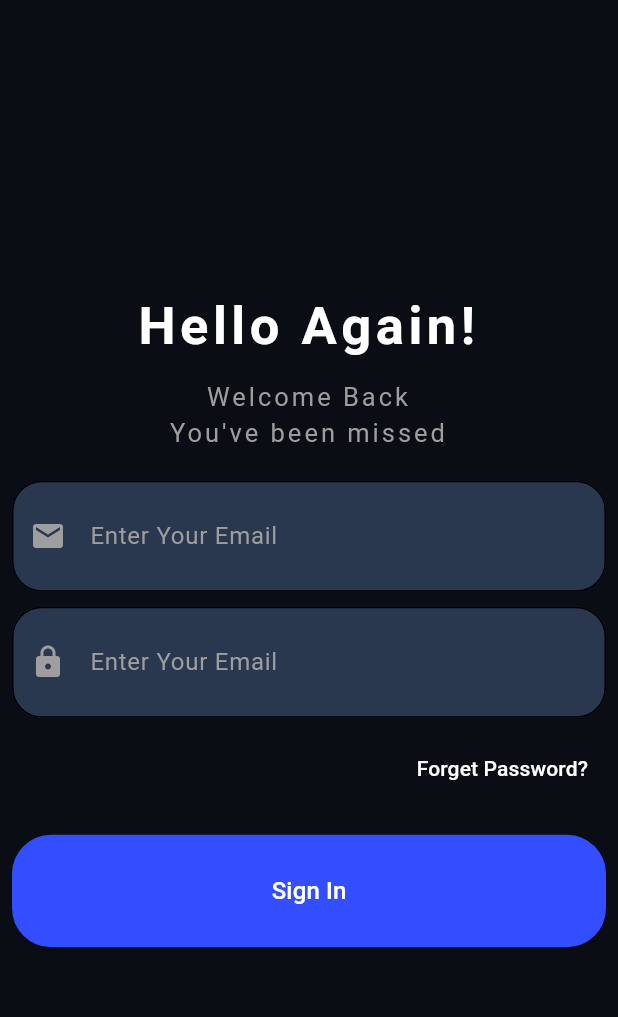
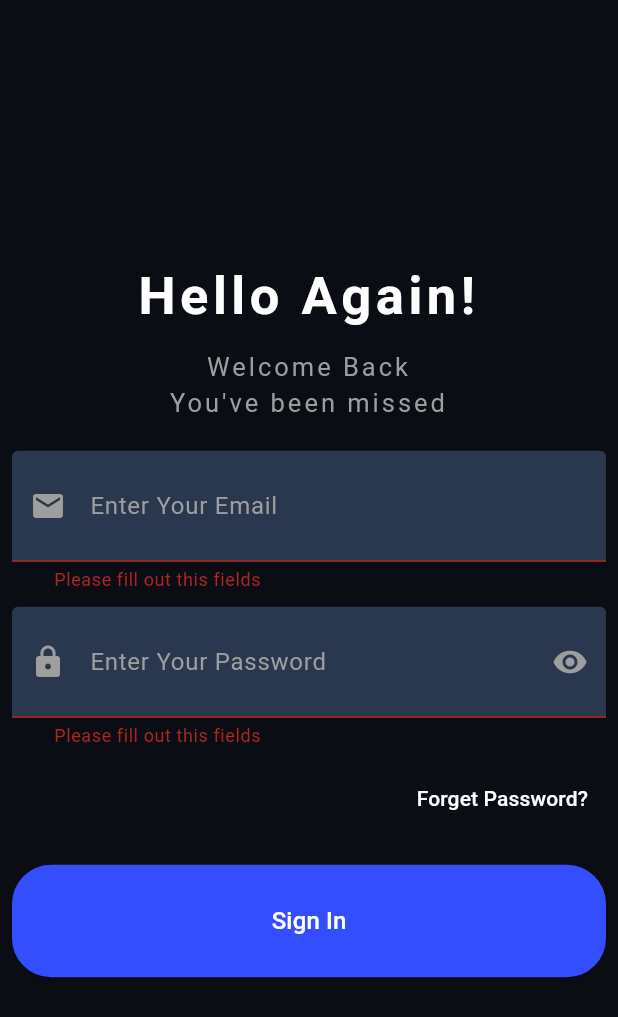
Before and after one commit to Syeda-Nabihaa/TrackNcheck, a Flutter app: the Login screen opened directly, after a tap on "Sign In", on a phone screen of 412 x 824 dp. Shown: the top 1017 px of the screen. Run offline on Flutter 3.47's test engine with Material 3 defaults, Android fonts, the phone set to English and light mode, and no system bars; our stand-ins replace cloud_firestore, firebase_auth, firebase_core, flutter_easyloading, font_awesome_flutter, get; accounts and stored records are empty.

```diff
--- a/lib/Login.dart
+++ b/lib/Login.dart
@@ -5,7 +5,7 @@ import 'package:trackncheck/components/TextWidgets.dart';
 import 'package:trackncheck/components/constants.dart';
 
 class Login extends StatelessWidget {
-  const Login({super.key});
+  final _formKey = GlobalKey<FormState>();
 
   @override
   Widget build(BuildContext context) {
@@ -13,6 +13,8 @@ class Login extends StatelessWidget {
       backgroundColor: ColorConstants.bgColor,
       body: Padding(
         padding: const EdgeInsets.all(8.0),
+        child: Form(
+          key: _formKey,
           child: Container(
             height: MediaQuery.of(context).size.height, // full screen height
             alignment: Alignment.center,
@@ -33,11 +35,15 @@ class Login extends StatelessWidget {
                       Inputfields(
                         icon: Icons.email,
                         hintText: "Enter Your Email",
+                        emptyFields: "Please fill out this fields",
+                        emailError: "Incorrect Email Format",
                       ),
                       SizedBox(height: 10),
                       Inputfields(
                         icon: Icons.lock,
                         hintText: "Enter Your Password",
+                        suffixIcon: Icons.remove_red_eye,
+                        emptyFields: "Please fill out this fields",
                       ),
                       SizedBox(height: 10),
                       Align(
@@ -54,8 +60,20 @@ class Login extends StatelessWidget {
 
                       SizedBox(
                         width: 450,
-                      child: Button(text: "Sign In", onPressed: () {}),
+                        child: Button(
+                          text: "Sign In",
+                          onPressed: () {
+                            if (_formKey.currentState!.validate()) {
+                              // All fields are valid, proceed with login
+                              print("Form is valid");
+                            } else {
+                              // Validation failed
+                              print("Form is invalid");
+                            }
+                          },
                         ),
+                      ),
+
                     ],
                   ),
                 ),
@@ -63,6 +81,7 @@ class Login extends StatelessWidget {
             ),
           ),
         ),
+      ),
     );
   }
 }
--- a/lib/components/Button.dart
+++ b/lib/components/Button.dart
@@ -1,5 +1,4 @@
 import 'package:flutter/material.dart';
-import 'package:font_awesome_flutter/font_awesome_flutter.dart';
 import 'package:trackncheck/components/constants.dart';
 
 class Button extends StatelessWidget {
--- a/lib/components/InputFields.dart
+++ b/lib/components/InputFields.dart
@@ -5,11 +5,19 @@ class Inputfields extends StatelessWidget {
   final Color bgcolor;
   final Color color;
   final IconData icon;
+  final IconData? suffixIcon;
   final String hintText;
+  final String emptyFields;
+  final String? emailError;
+
 
   const Inputfields({
     super.key,
     this.bgcolor = ColorConstants.fieldsColor,
+    this.suffixIcon,
+    required this.emptyFields,
+
+    this.emailError,
     this.color = Colors.grey,
     required this.icon,
     required this.hintText,
@@ -17,7 +25,7 @@ class Inputfields extends StatelessWidget {
 
   @override
   Widget build(BuildContext context) {
-    return TextField(
+    return TextFormField(
       style: TextStyle(color: color),
       decoration: InputDecoration(
         contentPadding: EdgeInsets.symmetric(vertical: 25.0, horizontal: 24.0),
@@ -31,10 +39,23 @@ class Inputfields extends StatelessWidget {
           borderRadius: BorderRadius.circular(20),
           // borderSide: BorderSide(color: bgcolor),
         ),
-        hintText: "Enter Your Email",
+        hintText: hintText,
+        prefixIcon: Icon(icon, color: color),
         hintStyle: TextStyle(color: color),
-        prefixIcon: Icon(icon, color: color),
+        suffixIcon: IconButton(
+          onPressed: () {},
+          icon: Icon(suffixIcon, color: color),
+        ),
       ),
+      validator: (value) {
+        if (value!.isEmpty) {
+          return emptyFields;
+        }
+        if (!RegExp(r'^[^@]+@[^@]+\.[^@]+').hasMatch(value)) {
+          return emailError;
+        }
+         return null;
+      },
     );
   }
 }
--- /dev/null
+++ b/lib/model/UserModel.dart
@@ -0,0 +1,30 @@
+class Usermodel {
+  final String id;
+  final String email;
+  final String password;
+  final String phoneNumber;
+
+  Usermodel({
+    required this.id,
+    required this.email,
+    required this.password,
+    required this.phoneNumber,
+  });
+  Map<String, dynamic> toMap() {
+    return {
+      'id': id,
+      'email': email,
+      'password': password,
+      'number': phoneNumber,
+    };
+  }
+
+  factory Usermodel.fromMap(Map<String, dynamic> json) {
+    return Usermodel(
+      id: json['id'],
+      email: json['email'],
+      password: json['password'],
+      phoneNumber: json['phoneNumber'],
+    );
+  }
+}
--- a/pubspec.yaml
+++ b/pubspec.yaml
@@ -36,6 +36,11 @@ dependencies:
   cupertino_icons: ^1.0.8
   get: ^4.7.2
   font_awesome_flutter: ^10.8.0
+  cloud_firestore: ^5.6.11
+  firebase_storage: ^12.4.9
+  firebase_database: ^11.3.9
+  firebase_auth: ^5.6.2
+  flutter_easyloading: ^3.0.5
 
 dev_dependencies:
   flutter_test:
```
Also changed, not shown: lib/AuthSelecctionScreen.dart (added, +85 -0 lines), lib/SignUp.dart (+47 -54 lines), lib/Welcome.dart (+1 -22 lines), lib/controller/SignUpController.dart (added, +54 -0 lines), lib/main.dart (+7 -3 lines), firebase.json (added), lib/firebase_options.dart (added), pubspec.lock, 6 other files. Lines whose indentation alone changed are shown as unchanged.
